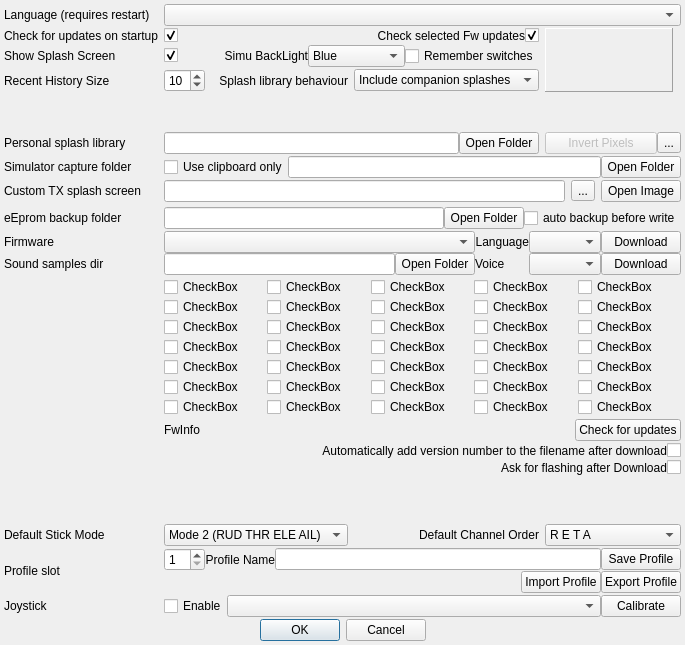
This is src/preferencesdialog.ui in roberto1903/companion9x as Qt 5 draws it before an edit. The edited form follows.
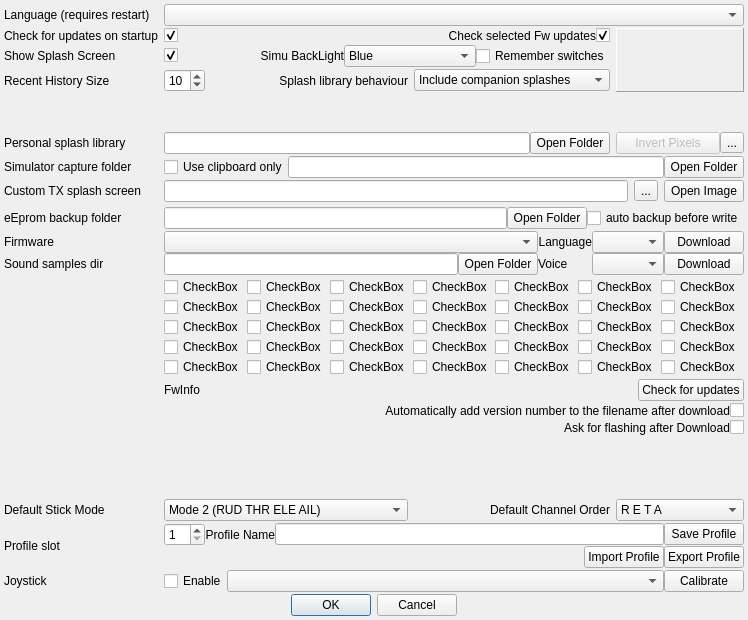
This is the edited form. Icons and pictures are not drawn.

Diff of the .ui file:
```diff
--- a/src/preferencesdialog.ui
+++ b/src/preferencesdialog.ui
@@ -6,8 +6,8 @@
    <rect>
     <x>0</x>
     <y>0</y>
-    <width>685</width>
-    <height>645</height>
+    <width>748</width>
+    <height>620</height>
    </rect>
   </property>
   <property name="sizePolicy">
@@ -29,7 +29,7 @@
    <iconset resource="companion9x.qrc">
     <normaloff>:/images/preferences.png</normaloff>:/images/preferences.png</iconset>
   </property>
-  <layout class="QGridLayout" name="gridLayout_4" columnstretch="0,0,0,0,0">
+  <layout class="QGridLayout" name="gridLayout_4" columnstretch="0,1,1,1,0">
    <property name="sizeConstraint">
     <enum>QLayout::SetMinimumSize</enum>
    </property>
@@ -294,276 +294,6 @@
      </item>
     </layout>
    </item>
-   <item row="14" column="1" colspan="4">
-    <layout class="QGridLayout" name="gridLayout" columnstretch="1,1,1,1,1">
-     <property name="sizeConstraint">
-      <enum>QLayout::SetMaximumSize</enum>
-     </property>
-     <item row="0" column="3">
-      <widget class="QCheckBox" name="optionCheckBox_4">
-       <property name="text">
-        <string>CheckBox</string>
-       </property>
-      </widget>
-     </item>
-     <item row="3" column="4">
-      <widget class="QCheckBox" name="optionCheckBox_20">
-       <property name="text">
-        <string>CheckBox</string>
-       </property>
-      </widget>
-     </item>
-     <item row="0" column="2">
-      <widget class="QCheckBox" name="optionCheckBox_3">
-       <property name="sizePolicy">
-        <sizepolicy hsizetype="Expanding" vsizetype="Fixed">
-         <horstretch>0</horstretch>
-         <verstretch>0</verstretch>
-        </sizepolicy>
-       </property>
-       <property name="text">
-        <string>CheckBox</string>
-       </property>
-      </widget>
-     </item>
-     <item row="0" column="0">
-      <widget class="QCheckBox" name="optionCheckBox_1">
-       <property name="sizePolicy">
-        <sizepolicy hsizetype="Expanding" vsizetype="Fixed">
-         <horstretch>0</horstretch>
-         <verstretch>0</verstretch>
-        </sizepolicy>
-       </property>
-       <property name="text">
-        <string>CheckBox</string>
-       </property>
-      </widget>
-     </item>
-     <item row="0" column="1">
-      <widget class="QCheckBox" name="optionCheckBox_2">
-       <property name="sizePolicy">
-        <sizepolicy hsizetype="Expanding" vsizetype="Fixed">
-         <horstretch>0</horstretch>
-         <verstretch>0</verstretch>
-        </sizepolicy>
-       </property>
-       <property name="text">
-        <string>CheckBox</string>
-       </property>
-      </widget>
-     </item>
-     <item row="0" column="4">
-      <widget class="QCheckBox" name="optionCheckBox_5">
-       <property name="text">
-        <string>CheckBox</string>
-       </property>
-      </widget>
-     </item>
-     <item row="1" column="0">
-      <widget class="QCheckBox" name="optionCheckBox_6">
-       <property name="text">
-        <string>CheckBox</string>
-       </property>
-      </widget>
-     </item>
-     <item row="1" column="1">
-      <widget class="QCheckBox" name="optionCheckBox_7">
-       <property name="text">
-        <string>CheckBox</string>
-       </property>
-      </widget>
-     </item>
-     <item row="1" column="2">
-      <widget class="QCheckBox" name="optionCheckBox_8">
-       <property name="text">
-        <string>CheckBox</string>
-       </property>
-      </widget>
-     </item>
-     <item row="1" column="3">
-      <widget class="QCheckBox" name="optionCheckBox_9">
-       <property name="text">
-        <string>CheckBox</string>
-       </property>
-      </widget>
-     </item>
-     <item row="1" column="4">
-      <widget class="QCheckBox" name="optionCheckBox_10">
-       <property name="text">
-        <string>CheckBox</string>
-       </property>
-      </widget>
-     </item>
-     <item row="2" column="0">
-      <widget class="QCheckBox" name="optionCheckBox_11">
-       <property name="text">
-        <string>CheckBox</string>
-       </property>
-      </widget>
-     </item>
-     <item row="2" column="1">
-      <widget class="QCheckBox" name="optionCheckBox_12">
-       <property name="text">
-        <string>CheckBox</string>
-       </property>
-      </widget>
-     </item>
-     <item row="2" column="2">
-      <widget class="QCheckBox" name="optionCheckBox_13">
-       <property name="text">
-        <string>CheckBox</string>
-       </property>
-      </widget>
-     </item>
-     <item row="2" column="3">
-      <widget class="QCheckBox" name="optionCheckBox_14">
-       <property name="text">
-        <string>CheckBox</string>
-       </property>
-      </widget>
-     </item>
-     <item row="2" column="4">
-      <widget class="QCheckBox" name="optionCheckBox_15">
-       <property name="text">
-        <string>CheckBox</string>
-       </property>
-      </widget>
-     </item>
-     <item row="3" column="0">
-      <widget class="QCheckBox" name="optionCheckBox_16">
-       <property name="text">
-        <string>CheckBox</string>
-       </property>
-      </widget>
-     </item>
-     <item row="3" column="1">
-      <widget class="QCheckBox" name="optionCheckBox_17">
-       <property name="text">
-        <string>CheckBox</string>
-       </property>
-      </widget>
-     </item>
-     <item row="3" column="2">
-      <widget class="QCheckBox" name="optionCheckBox_18">
-       <property name="text">
-        <string>CheckBox</string>
-       </property>
-      </widget>
-     </item>
-     <item row="3" column="3">
-      <widget class="QCheckBox" name="optionCheckBox_19">
-       <property name="text">
-        <string>CheckBox</string>
-       </property>
-      </widget>
-     </item>
-     <item row="4" column="0">
-      <widget class="QCheckBox" name="optionCheckBox_21">
-       <property name="text">
-        <string>CheckBox</string>
-       </property>
-      </widget>
-     </item>
-     <item row="4" column="1">
-      <widget class="QCheckBox" name="optionCheckBox_22">
-       <property name="text">
-        <string>CheckBox</string>
-       </property>
-      </widget>
-     </item>
-     <item row="4" column="2">
-      <widget class="QCheckBox" name="optionCheckBox_23">
-       <property name="text">
-        <string>CheckBox</string>
-       </property>
-      </widget>
-     </item>
-     <item row="4" column="3">
-      <widget class="QCheckBox" name="optionCheckBox_24">
-       <property name="text">
-        <string>CheckBox</string>
-       </property>
-      </widget>
-     </item>
-     <item row="4" column="4">
-      <widget class="QCheckBox" name="optionCheckBox_25">
-       <property name="text">
-        <string>CheckBox</string>
-       </property>
-      </widget>
-     </item>
-     <item row="5" column="0">
-      <widget class="QCheckBox" name="optionCheckBox_26">
-       <property name="text">
-        <string>CheckBox</string>
-       </property>
-      </widget>
-     </item>
-     <item row="5" column="1">
-      <widget class="QCheckBox" name="optionCheckBox_27">
-       <property name="text">
-        <string>CheckBox</string>
-       </property>
-      </widget>
-     </item>
-     <item row="5" column="2">
-      <widget class="QCheckBox" name="optionCheckBox_28">
-       <property name="text">
-        <string>CheckBox</string>
-       </property>
-      </widget>
-     </item>
-     <item row="5" column="3">
-      <widget class="QCheckBox" name="optionCheckBox_29">
-       <property name="text">
-        <string>CheckBox</string>
-       </property>
-      </widget>
-     </item>
-     <item row="5" column="4">
-      <widget class="QCheckBox" name="optionCheckBox_30">
-       <property name="text">
-        <string>CheckBox</string>
-       </property>
-      </widget>
-     </item>
-     <item row="6" column="0">
-      <widget class="QCheckBox" name="optionCheckBox_31">
-       <property name="text">
-        <string>CheckBox</string>
-       </property>
-      </widget>
-     </item>
-     <item row="6" column="1">
-      <widget class="QCheckBox" name="optionCheckBox_32">
-       <property name="text">
-        <string>CheckBox</string>
-       </property>
-      </widget>
-     </item>
-     <item row="6" column="2">
-      <widget class="QCheckBox" name="optionCheckBox_33">
-       <property name="text">
-        <string>CheckBox</string>
-       </property>
-      </widget>
-     </item>
-     <item row="6" column="3">
-      <widget class="QCheckBox" name="optionCheckBox_34">
-       <property name="text">
-        <string>CheckBox</string>
-       </property>
-      </widget>
-     </item>
-     <item row="6" column="4">
-      <widget class="QCheckBox" name="optionCheckBox_35">
-       <property name="text">
-        <string>CheckBox</string>
-       </property>
-      </widget>
-     </item>
-    </layout>
-   </item>
    <item row="17" column="1" colspan="4">
     <layout class="QHBoxLayout" name="horizontalLayout_6" stretch="1,0">
      <item>
@@ -1336,6 +1066,276 @@
      </item>
     </layout>
    </item>
+   <item row="14" column="1" colspan="4">
+    <layout class="QGridLayout" name="gridLayout" columnstretch="1,1,1,1,1,1,1">
+     <property name="sizeConstraint">
+      <enum>QLayout::SetMaximumSize</enum>
+     </property>
+     <item row="0" column="5">
+      <widget class="QCheckBox" name="optionCheckBox_6">
+       <property name="text">
+        <string>CheckBox</string>
+       </property>
+      </widget>
+     </item>
+     <item row="0" column="3">
+      <widget class="QCheckBox" name="optionCheckBox_4">
+       <property name="text">
+        <string>CheckBox</string>
+       </property>
+      </widget>
+     </item>
+     <item row="0" column="2">
+      <widget class="QCheckBox" name="optionCheckBox_3">
+       <property name="sizePolicy">
+        <sizepolicy hsizetype="Expanding" vsizetype="Fixed">
+         <horstretch>0</horstretch>
+         <verstretch>0</verstretch>
+        </sizepolicy>
+       </property>
+       <property name="text">
+        <string>CheckBox</string>
+       </property>
+      </widget>
+     </item>
+     <item row="0" column="0">
+      <widget class="QCheckBox" name="optionCheckBox_1">
+       <property name="sizePolicy">
+        <sizepolicy hsizetype="Expanding" vsizetype="Fixed">
+         <horstretch>0</horstretch>
+         <verstretch>0</verstretch>
+        </sizepolicy>
+       </property>
+       <property name="text">
+        <string>CheckBox</string>
+       </property>
+      </widget>
+     </item>
+     <item row="0" column="1">
+      <widget class="QCheckBox" name="optionCheckBox_2">
+       <property name="sizePolicy">
+        <sizepolicy hsizetype="Expanding" vsizetype="Fixed">
+         <horstretch>0</horstretch>
+         <verstretch>0</verstretch>
+        </sizepolicy>
+       </property>
+       <property name="text">
+        <string>CheckBox</string>
+       </property>
+      </widget>
+     </item>
+     <item row="0" column="4">
+      <widget class="QCheckBox" name="optionCheckBox_5">
+       <property name="text">
+        <string>CheckBox</string>
+       </property>
+      </widget>
+     </item>
+     <item row="0" column="6">
+      <widget class="QCheckBox" name="optionCheckBox_7">
+       <property name="text">
+        <string>CheckBox</string>
+       </property>
+      </widget>
+     </item>
+     <item row="1" column="0">
+      <widget class="QCheckBox" name="optionCheckBox_8">
+       <property name="text">
+        <string>CheckBox</string>
+       </property>
+      </widget>
+     </item>
+     <item row="1" column="1">
+      <widget class="QCheckBox" name="optionCheckBox_9">
+       <property name="text">
+        <string>CheckBox</string>
+       </property>
+      </widget>
+     </item>
+     <item row="1" column="2">
+      <widget class="QCheckBox" name="optionCheckBox_10">
+       <property name="text">
+        <string>CheckBox</string>
+       </property>
+      </widget>
+     </item>
+     <item row="1" column="3">
+      <widget class="QCheckBox" name="optionCheckBox_11">
+       <property name="text">
+        <string>CheckBox</string>
+       </property>
+      </widget>
+     </item>
+     <item row="1" column="4">
+      <widget class="QCheckBox" name="optionCheckBox_12">
+       <property name="text">
+        <string>CheckBox</string>
+       </property>
+      </widget>
+     </item>
+     <item row="1" column="5">
+      <widget class="QCheckBox" name="optionCheckBox_13">
+       <property name="text">
+        <string>CheckBox</string>
+       </property>
+      </widget>
+     </item>
+     <item row="1" column="6">
+      <widget class="QCheckBox" name="optionCheckBox_14">
+       <property name="text">
+        <string>CheckBox</string>
+       </property>
+      </widget>
+     </item>
+     <item row="2" column="0">
+      <widget class="QCheckBox" name="optionCheckBox_15">
+       <property name="text">
+        <string>CheckBox</string>
+       </property>
+      </widget>
+     </item>
+     <item row="2" column="1">
+      <widget class="QCheckBox" name="optionCheckBox_16">
+       <property name="text">
+        <string>CheckBox</string>
+       </property>
+      </widget>
+     </item>
+     <item row="2" column="2">
+      <widget class="QCheckBox" name="optionCheckBox_17">
+       <property name="text">
+        <string>CheckBox</string>
+       </property>
+      </widget>
+     </item>
+     <item row="2" column="3">
+      <widget class="QCheckBox" name="optionCheckBox_18">
+       <property name="text">
+        <string>CheckBox</string>
+       </property>
+      </widget>
+     </item>
+     <item row="2" column="4">
+      <widget class="QCheckBox" name="optionCheckBox_19">
+       <property name="text">
+        <string>CheckBox</string>
+       </property>
+      </widget>
+     </item>
+     <item row="2" column="5">
+      <widget class="QCheckBox" name="optionCheckBox_20">
+       <property name="text">
+        <string>CheckBox</string>
+       </property>
+      </widget>
+     </item>
+     <item row="2" column="6">
+      <widget class="QCheckBox" name="optionCheckBox_21">
+       <property name="text">
+        <string>CheckBox</string>
+       </property>
+      </widget>
+     </item>
+     <item row="3" column="0">
+      <widget class="QCheckBox" name="optionCheckBox_22">
+       <property name="text">
+        <string>CheckBox</string>
+       </property>
+      </widget>
+     </item>
+     <item row="3" column="1">
+      <widget class="QCheckBox" name="optionCheckBox_23">
+       <property name="text">
+        <string>CheckBox</string>
+       </property>
+      </widget>
+     </item>
+     <item row="3" column="2">
+      <widget class="QCheckBox" name="optionCheckBox_24">
+       <property name="text">
+        <string>CheckBox</string>
+       </property>
+      </widget>
+     </item>
+     <item row="3" column="3">
+      <widget class="QCheckBox" name="optionCheckBox_25">
+       <property name="text">
+        <string>CheckBox</string>
+       </property>
+      </widget>
+     </item>
+     <item row="3" column="4">
+      <widget class="QCheckBox" name="optionCheckBox_26">
+       <property name="text">
+        <string>CheckBox</string>
+       </property>
+      </widget>
+     </item>
+     <item row="3" column="5">
+      <widget class="QCheckBox" name="optionCheckBox_27">
+       <property name="text">
+        <string>CheckBox</string>
+       </property>
+      </widget>
+     </item>
+     <item row="3" column="6">
+      <widget class="QCheckBox" name="optionCheckBox_28">
+       <property name="text">
+        <string>CheckBox</string>
+       </property>
+      </widget>
+     </item>
+     <item row="4" column="0">
+      <widget class="QCheckBox" name="optionCheckBox_29">
+       <property name="text">
+        <string>CheckBox</string>
+       </property>
+      </widget>
+     </item>
+     <item row="4" column="1">
+      <widget class="QCheckBox" name="optionCheckBox_30">
+       <property name="text">
+        <string>CheckBox</string>
+       </property>
+      </widget>
+     </item>
+     <item row="4" column="2">
+      <widget class="QCheckBox" name="optionCheckBox_31">
+       <property name="text">
+        <string>CheckBox</string>
+       </property>
+      </widget>
+     </item>
+     <item row="4" column="3">
+      <widget class="QCheckBox" name="optionCheckBox_32">
+       <property name="text">
+        <string>CheckBox</string>
+       </property>
+      </widget>
+     </item>
+     <item row="4" column="4">
+      <widget class="QCheckBox" name="optionCheckBox_33">
+       <property name="text">
+        <string>CheckBox</string>
+       </property>
+      </widget>
+     </item>
+     <item row="4" column="5">
+      <widget class="QCheckBox" name="optionCheckBox_34">
+       <property name="text">
+        <string>CheckBox</string>
+       </property>
+      </widget>
+     </item>
+     <item row="4" column="6">
+      <widget class="QCheckBox" name="optionCheckBox_35">
+       <property name="text">
+        <string>CheckBox</string>
+       </property>
+      </widget>
+     </item>
+    </layout>
+   </item>
   </layout>
  </widget>
  <tabstops>
```
